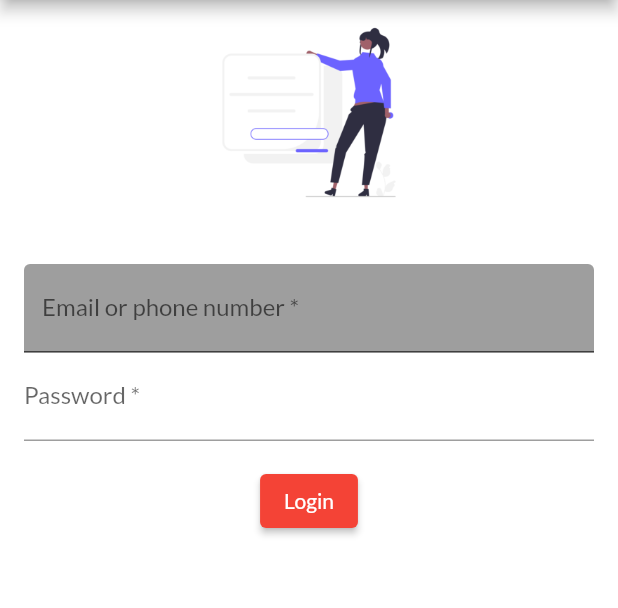
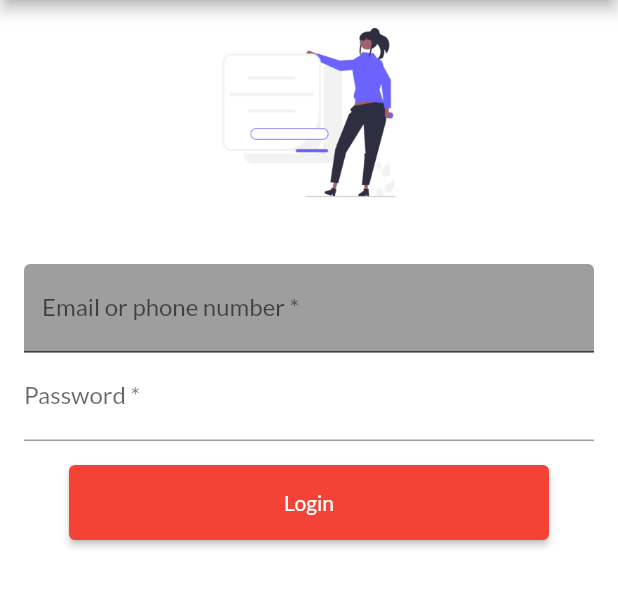
Before and after one commit to shivanimangla13/FirstFlutterApp, a Flutter app: the screen it shows after launch, on a phone screen of 412 x 824 dp, the part 84-692 px from its top. Run offline on Flutter 3.47's test engine with Material 2 defaults, Android fonts, the phone set to English and light mode, and no system bars; our stand-ins replace google_fonts.

Commit message:
have added navigation of pages

```diff
--- a/lib/Pages/login_page.dart
+++ b/lib/Pages/login_page.dart
@@ -1,3 +1,4 @@
+import 'package:first_application/utils/routes.dart';
 import 'package:flutter/material.dart';
 
 class LoginPage extends StatelessWidget {
@@ -13,7 +14,8 @@ class LoginPage extends StatelessWidget {
         titleTextStyle: const TextStyle(
             fontWeight: FontWeight.bold, color: Colors.red, fontSize: 50),
       ),
-      body: Column(
+      body: SingleChildScrollView(
+          child: Column(
         children: [
           Image.asset(
             "assets/images/login.png",
@@ -37,14 +39,15 @@ class LoginPage extends StatelessWidget {
                 ),
               ])),
           ElevatedButton(
-            onPressed: () => {},
+            onPressed: () => {Navigator.pushNamed(context, MyRoutes.homeRoute)},
             child: const Text("Login"),
             style: ButtonStyle(
+                fixedSize: MaterialStateProperty.all<Size>(const Size(320, 50)),
                 foregroundColor: MaterialStateProperty.all<Color>(Colors.white),
                 backgroundColor: MaterialStateProperty.all<Color>(Colors.red)),
           )
         ],
-      ),
+      )),
       backgroundColor: Colors.white,
     );
   }
--- a/lib/Pages/main.dart
+++ b/lib/Pages/main.dart
@@ -1,5 +1,6 @@
 import 'package:first_application/Pages/home_page.dart';
 import 'package:first_application/Pages/login_page.dart';
+import 'package:first_application/utils/routes.dart';
 import 'package:flutter/material.dart';
 import 'package:google_fonts/google_fonts.dart';
 
@@ -13,11 +14,17 @@ class MyApp extends StatelessWidget {
   @override
   Widget build(BuildContext context) {
     return MaterialApp(
-      home: const LoginPage(),
       themeMode: ThemeMode.dark,
+      debugShowCheckedModeBanner: false,
       darkTheme: ThemeData(
           primarySwatch: Colors.grey,
           fontFamily: GoogleFonts.lato().fontFamily),
+      initialRoute: "/",
+      routes: {
+        "/": (context) => const LoginPage(),
+        MyRoutes.loginRoute: (context) => const LoginPage(),
+        MyRoutes.homeRoute: (context) => const Homepage()
+      },
     );
   }
 }
--- /dev/null
+++ b/lib/utils/routes.dart
@@ -0,0 +1,6 @@
+import 'package:flutter/material.dart';
+
+class MyRoutes {
+  static String loginRoute = "/login";
+  static String homeRoute = "/home";
+}
```
